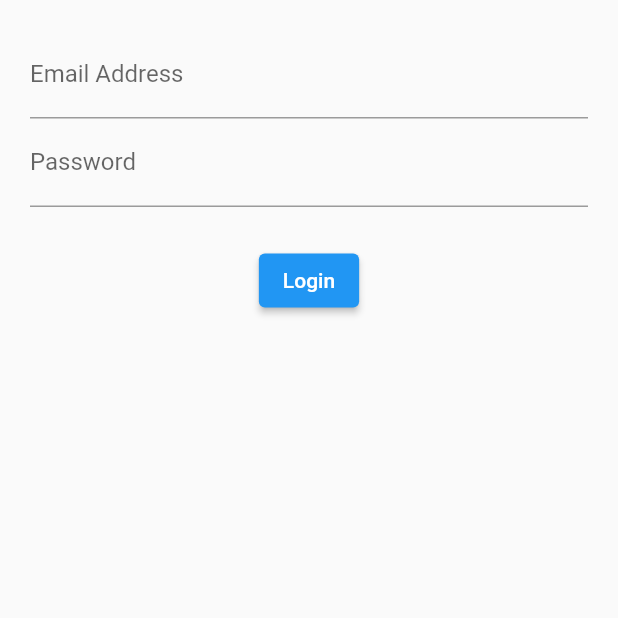
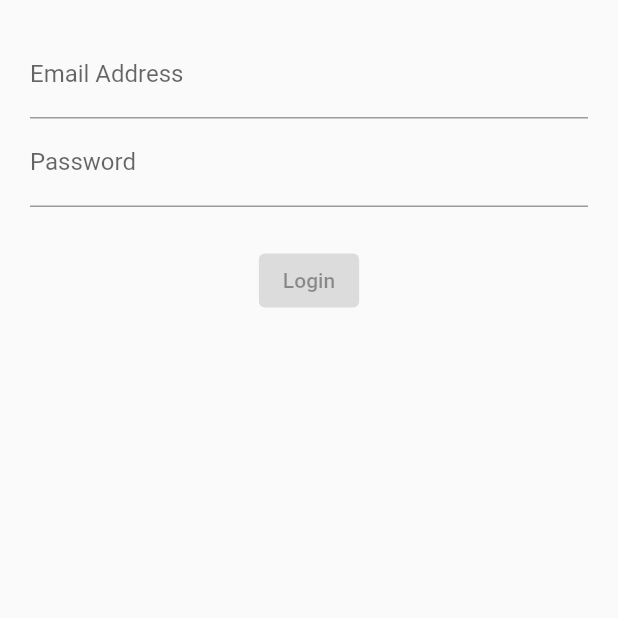
Before and after one commit to steadysamwise4/login_bloc, a Flutter app: the screen it shows after launch, on a phone screen of 412 x 824 dp, the top half of it. Run offline on Flutter 3.47's test engine with Material 2 defaults, Android fonts, the phone set to English and light mode, and no system bars; our stand-ins replace rxdart.

Commit message:
simple bloc state management finalized with help of rxdart package

```diff
--- a/lib/src/blocs/bloc.dart
+++ b/lib/src/blocs/bloc.dart
@@ -1,17 +1,38 @@
 import 'dart:async';
 import 'validators.dart';
+import 'package:rxdart/rxdart.dart';
 
 class Bloc with Validators {
-  final _email = StreamController<String>();
-  final _password = StreamController<String>();
+  final _email = BehaviorSubject<String>();
+  final _password = BehaviorSubject<String>();
 
   // Add data to stream
   Stream<String> get email => _email.stream.transform(validateEmail);
   Stream<String> get password => _password.stream.transform(validatePassword);
+  Stream<bool?> get submitValid =>
+      Rx.combineLatest2(email, password, _validate);
 
   // Change data
   Function(String) get changeEmail => _email.sink.add;
   Function(String) get changePassword => _password.sink.add;
+
+  // Control if validation not have error.
+  bool? _validate(String e, String p) {
+    // We only need to return the required value.
+    // Return true if we have the required value otherwise null
+    // to tell StreamBuilder that we have no data here.
+    // If you return false, not null, StreamBuilder will think it has data.
+    // In this way snapshot.hasData will work properly.
+    return e == _email.value && p == _password.value ? true : null;
+  }
+
+  submit() {
+    final validEmail = _email.value;
+    final validPassword = _password.value;
+
+    print('Email is $validEmail');
+    print('Password is $validPassword');
+  }
 
   dispose() {
     _email.close();
--- a/lib/src/screens/login_screen.dart
+++ b/lib/src/screens/login_screen.dart
@@ -18,7 +18,7 @@ class LoginScreen extends StatelessWidget {
           Container(
             margin: const EdgeInsets.only(top: 25.0),
           ),
-          submitButton(),
+          submitButton(bloc),
         ],
       ),
     );
@@ -57,11 +57,16 @@ class LoginScreen extends StatelessWidget {
     );
   }
 
-  Widget submitButton() {
-    return ElevatedButton(
-      onPressed: (() {}),
-      style: ElevatedButton.styleFrom(backgroundColor: Colors.blue),
-      child: const Text('Login'),
-    );
+  Widget submitButton(Bloc bloc) {
+    return StreamBuilder(
+        stream: bloc.submitValid,
+        builder: (context, snapshot) {
+          return ElevatedButton(
+            onPressed:
+                snapshot.hasData && !snapshot.hasError ? bloc.submit : null,
+            style: ElevatedButton.styleFrom(backgroundColor: Colors.blue),
+            child: const Text('Login'),
+          );
+        });
   }
 }
```
Also changed, not shown: pubspec.yaml (+4 -4 lines), pubspec.lock, 1 other file.
